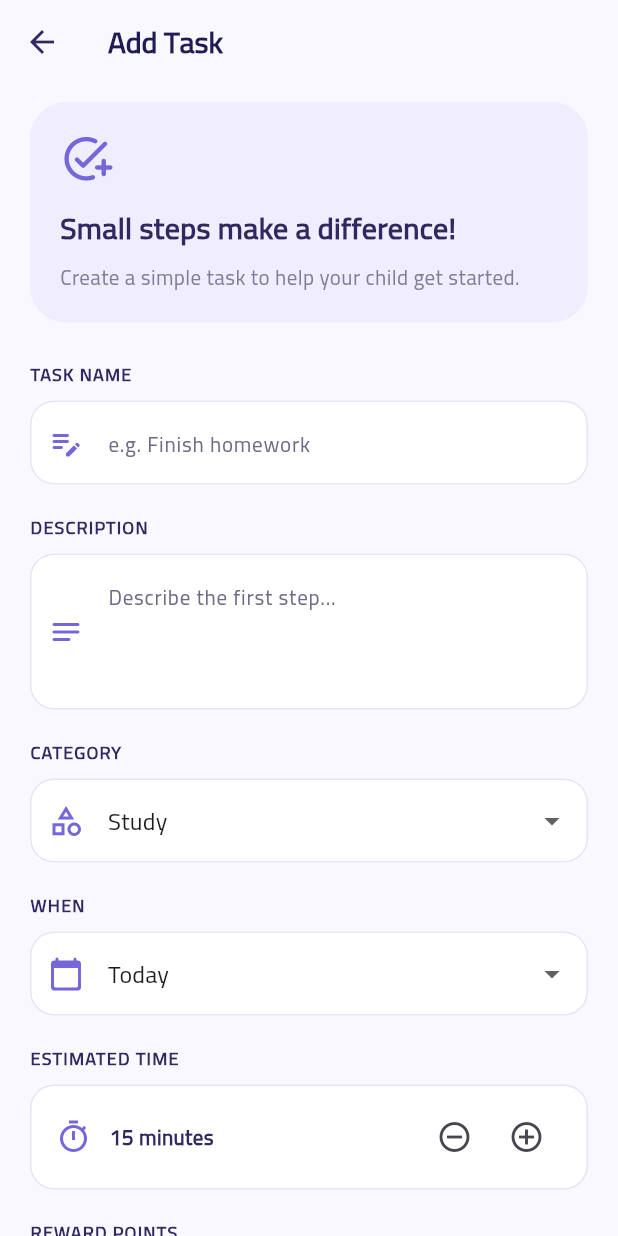
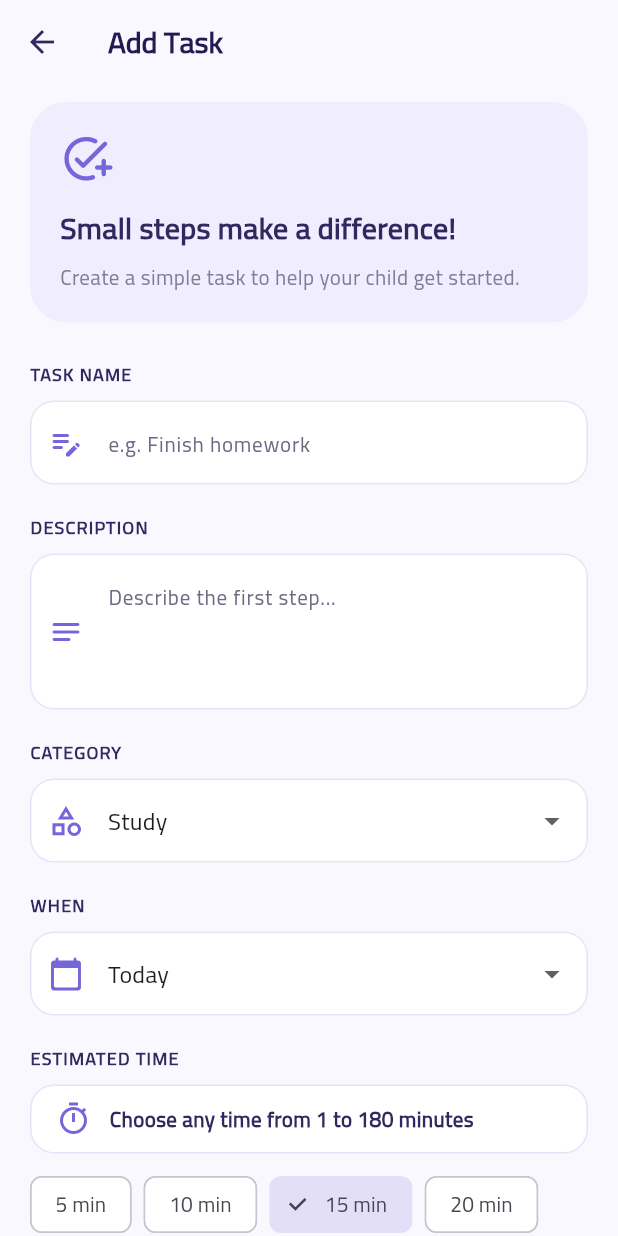
Before and after one commit to ziad232005-dotcom/adhd, a Flutter app: the AddTaskScreen screen opened directly, on a phone screen of 412 x 824 dp. Run offline on Flutter 3.47's test engine with Material 3 defaults, Android fonts, the phone set to English and light mode, and no system bars; our stand-ins replace file_picker, image_picker, pdf, pinput, printing, shared_preferences; accounts and stored records are empty.

Commit message:
Task time: any length from 1 to 180 minutes, saved with the task and shown to the child
Co-Authored-By: Claude Sonnet 5.5 <noreply@anthropic.com>
Claude-Session: https://claude.ai/code/session_01LLd4PfkpNE83Z7WpP3dV2U

```diff
--- a/lib/add_task.dart
+++ b/lib/add_task.dart
@@ -1,4 +1,5 @@
 import 'package:flutter/material.dart';
+import 'package:flutter/services.dart';
 import 'child.dart';
 
 const Color taskPurple = Color(0xFF7566D9);
@@ -20,6 +21,9 @@ class _AddTaskScreenState extends State<AddTaskScreen> {
 
   String _category = 'Study';
   String _when = 'Today';
+  static const List<int> _presetMinutes = [5, 10, 15, 20, 30, 45, 60];
+
+  final _minutesController = TextEditingController(text: '15');
   int _minutes = 15;
 
   bool _isSaving = false;
@@ -28,8 +32,16 @@ class _AddTaskScreenState extends State<AddTaskScreen> {
   void dispose() {
     _titleController.dispose();
     _descriptionController.dispose();
+    _minutesController.dispose();
     _pointsController.dispose();
     super.dispose();
+  }
+
+  void _setMinutes(int minutes) {
+    setState(() {
+      _minutes = minutes;
+      _minutesController.text = '$minutes';
+    });
   }
 
   Future<void> _saveTask() async {
@@ -48,6 +60,7 @@ class _AddTaskScreenState extends State<AddTaskScreen> {
             ? 'Complete this task to earn points.'
             : _descriptionController.text.trim(),
         points: points,
+        minutes: _minutes,
       );
 
       if (!mounted) return;
@@ -227,29 +240,53 @@ class _AddTaskScreenState extends State<AddTaskScreen> {
                       color: taskPurple,
                     ),
                     const SizedBox(width: 12),
-                    Expanded(
+                    const Expanded(
                       child: Text(
-                        '$_minutes minutes',
-                        style: const TextStyle(
+                        'Choose any time from 1 to 180 minutes',
+                        style: TextStyle(
                           color: taskDarkPurple,
                           fontWeight: FontWeight.w700,
                         ),
                       ),
                     ),
-                    IconButton(
-                      onPressed: _minutes > 5
-                          ? () => setState(() => _minutes -= 5)
-                          : null,
-                      icon: const Icon(Icons.remove_circle_outline),
-                    ),
-                    IconButton(
-                      onPressed: _minutes < 120
-                          ? () => setState(() => _minutes += 5)
-                          : null,
-                      icon: const Icon(Icons.add_circle_outline),
-                    ),
                   ],
                 ),
+              ),
+              const SizedBox(height: 10),
+              Wrap(
+                spacing: 8,
+                runSpacing: 8,
+                children: [
+                  for (final minutes in _presetMinutes)
+                    ChoiceChip(
+                      label: Text('$minutes min'),
+                      selected: _minutes == minutes,
+                      onSelected: (_) => _setMinutes(minutes),
+                    ),
+                ],
+              ),
+              const SizedBox(height: 10),
+              TextFormField(
+                controller: _minutesController,
+                keyboardType: TextInputType.number,
+                inputFormatters: [FilteringTextInputFormatter.digitsOnly],
+                decoration: _decoration(
+                  hint: 'Or type the minutes',
+                  icon: Icons.edit_outlined,
+                ),
+                onChanged: (text) {
+                  final minutes = int.tryParse(text.trim());
+                  if (minutes != null && minutes >= 1 && minutes <= 180) {
+                    setState(() => _minutes = minutes);
+                  }
+                },
+                validator: (text) {
+                  final minutes = int.tryParse((text ?? '').trim());
+                  if (minutes == null || minutes < 1 || minutes > 180) {
+                    return 'Enter a whole number from 1 to 180.';
+                  }
+                  return null;
+                },
               ),
               const SizedBox(height: 20),
 
--- a/lib/child.dart
+++ b/lib/child.dart
@@ -17,13 +17,17 @@ class ChildTask {
   final IconData icon;
   final int points;
 
+  /// How long the parent expects the task to take. Any length from 1 to 180.
+  final int? minutes;
+
   const ChildTask(
     this.id,
     this.title,
     this.subtitle,
     this.icon,
-    this.points,
-  );
+    this.points, {
+    this.minutes,
+  });
 }
 
 class TaskCompletion {
@@ -418,6 +422,7 @@ _updateAchievedRewards();
               map['subtitle'] as String,
               Icons.task_alt_rounded,
               map['points'] as int,
+              minutes: map['minutes'] as int?,
             );
           }));
       }
@@ -489,6 +494,7 @@ Future<void> _saveData() async {
           'title': task.title,
           'subtitle': task.subtitle,
           'points': task.points,
+          'minutes': task.minutes,
         }).toList(),
 
     'lastCompletedAt': _lastCompletedAt.map(
@@ -624,6 +630,7 @@ _updateAchievedRewards();
     required String title,
     required String subtitle,
     required int points,
+    int? minutes,
   }) {
     tasks.add(
       ChildTask(
@@ -632,6 +639,7 @@ _updateAchievedRewards();
         subtitle,
         Icons.task_alt_rounded,
         points,
+        minutes: minutes,
       ),
     );
 
@@ -1072,7 +1080,8 @@ class _ChildTasksScreenState extends State<ChildTasksScreen> {
                     subtitle: Text(
   done
       ? 'Completed! Available again in 24 hours.'
-      : '${task.subtitle}\n+${task.points} points',
+      : '${task.subtitle}\n+${task.points} points'
+          '${task.minutes == null ? '' : ' • ${task.minutes} min'}',
 ),
                     isThreeLine: true,
                     trailing: IconButton(
```
